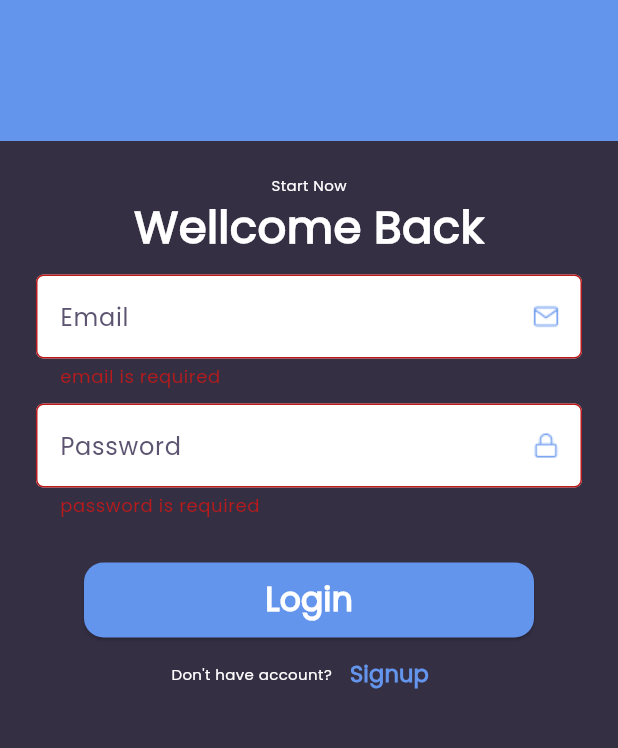
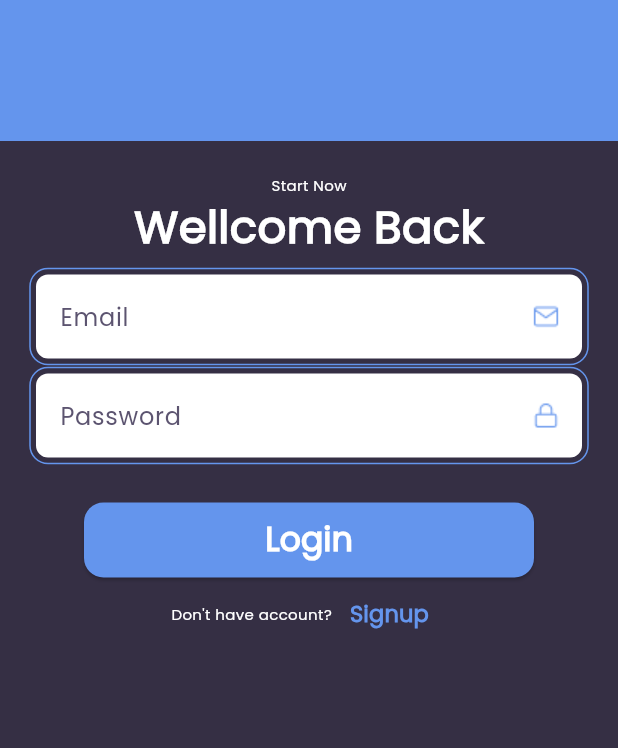
Before and after one commit to apollocked/bnchina-Mart-application, a Flutter app: the SignUpPage screen opened directly, after a tap on "Sign Up", after a tap on "Login", on a phone screen of 412 x 824 dp, the part 309-1057 px from its top. Run offline on Flutter 3.47's test engine with Material 3 defaults, Android fonts, the phone set to English and light mode, and no system bars; our stand-ins replace flutter_svg, font_awesome_flutter; missing offline and left inert: shortid.

Commit message:
fix the logical errors of the signup page

```diff
--- a/lib/main.dart
+++ b/lib/main.dart
@@ -1,3 +1,4 @@
+import 'package:minimart/pages/Authotication/register_page.dart';
 import 'package:minimart/pages/layout_page.dart';
 import 'package:minimart/utils/colors.dart';
 import 'package:flutter/material.dart';
@@ -19,6 +20,6 @@
           colorScheme: ColorScheme.fromSeed(seedColor: backgroundColor),
           useMaterial3: true,
         ),
-        home: LayoutPage());
+        home: SignUpPage());
   }
 }
--- a/lib/pages/authotication/register_page.dart
+++ b/lib/pages/authotication/register_page.dart
@@ -24,28 +24,8 @@
       "email": email,
       "password": password,
     });
-    bool isLogin = false;
 
-    for (var element in accounts) {
-      if (element['email'] == email && element['password'] == password) {
-        currentUser = element;
-
-        isLogin = true;
-        break;
-      }
-    }
-    if (!isLogin) {
-      ScaffoldMessenger.of(context).clearSnackBars();
-
-      ScaffoldMessenger.of(context).showSnackBar(SnackBar(
-          content: Text(
-        "this account not avalable",
-        textAlign: TextAlign.center,
-        style: TextStyle(
-          backgroundColor: errorColor,
-          color: textColor,
-        ),
-      )));
+    if (!isval) {
       return;
     }
 
@@ -92,8 +72,9 @@
                                 onvalidad: (value) {
                                   if (value == null || value.isEmpty) {
                                     isval = false;
-                                    return "password is required";
+                                    return "username is required";
                                   }
+
                                   isval = true;
                                   return null;
                                 },
@@ -115,8 +96,10 @@
                                     isval = false;
                                     return 'email is not validate';
                                   }
-                                  isval = true;
-                                  return null;
+                                  if (isval) {
+                                    isval = true;
+                                    return null;
+                                  }
                                 },
                                 onsave: (newValue) {
                                   email = newValue;
@@ -132,7 +115,10 @@
                                   if (value.length <= 7) {
                                     return "it must be more than 8 chars";
                                   }
-                                  return null;
+                                  if (isval) {
+                                    isval = true;
+                                    return null;
+                                  }
                                 },
                                 onsave: (newValue) {
                                   password = newValue;
```
